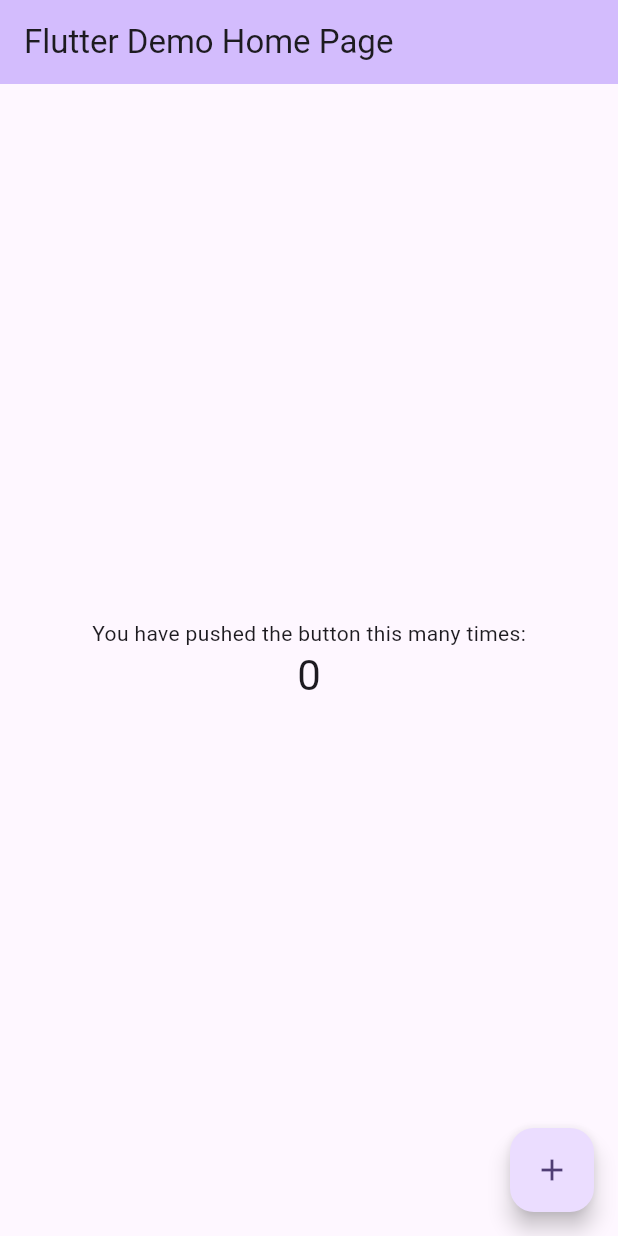
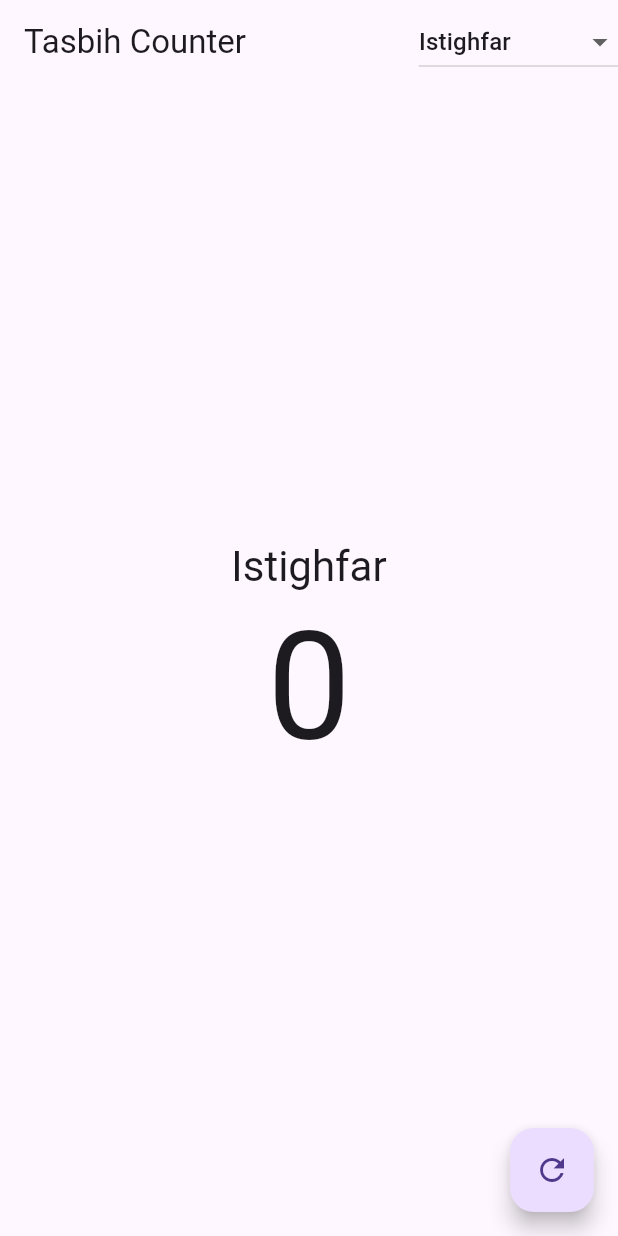
Before and after one commit to could-ai/019a50e8-a283-7d7f-a617-c2dff59c57cb, a Flutter app: the screen it shows after launch, on a phone screen of 412 x 824 dp. Run offline on Flutter 3.47's test engine with Material 3 defaults, Android fonts, the phone set to English and light mode, and no system bars.

Commit message:
I have updated the main.dart file to launch the new TasbihScreen as the home screen of the application. The default counter app has been removed, and the app's title and theme have been updated to better suit the Tasbih app's purpose. This provides a clean entry point for the user.; I've created a new file for the Tasbih model. This class, `Tasbih`, defines the structure for our tasbih objects, containing a `name` (like 'Istighfar') and a `count`. This model will help in managing the state of each tasbih type within the application, making the code cleaner and more organized.; I have created the main screen for the Tasbih application, `TasbihScreen`. This screen allows users to select a tasbih type from a dropdown menu in the app bar. The screen displays the name of the selected tasbih and its current count. Tapping anywhere on the screen increments the counter, and a floating action button is available to reset the count to zero. This provides the core functionality requested by the user.

```diff
--- a/usr/lib/main.dart
+++ b/usr/lib/main.dart
@@ -1,4 +1,5 @@
 import 'package:flutter/material.dart';
+import 'package:couldai_user_app/tasbih_screen.dart';
 
 void main() {
   runApp(const MyApp());
@@ -7,114 +8,16 @@ void main() {
 class MyApp extends StatelessWidget {
   const MyApp({super.key});
 
-  // This widget is the root of your application.
   @override
   Widget build(BuildContext context) {
     return MaterialApp(
-      title: 'Flutter Demo',
+      title: 'Tasbih App',
       debugShowCheckedModeBanner: false,
       theme: ThemeData(
-        // This is the theme of your application.
-        //
-        // TRY THIS: Try running your application with "flutter run". You'll see
-        // the application has a purple toolbar. Then, without quitting the app,
-        // try changing the seedColor in the colorScheme below to Colors.green
-        // and then invoke "hot reload" (save your changes or press the "hot
-        // reload" button in a Flutter-supported IDE, or press "r" if you used
-        // the command line to start the app).
-        //
-        // Notice that the counter didn't reset back to zero; the application
-        // state is not lost during the reload. To reset the state, use hot
-        // restart instead.
-        //
-        // This works for code too, not just values: Most code changes can be
-        // tested with just a hot reload.
-        colorScheme: ColorScheme.fromSeed(seedColor: Colors.deepPurple),
+        primarySwatch: Colors.green,
+        visualDensity: VisualDensity.adaptivePlatformDensity,
       ),
-      home: const MyHomePage(title: 'Flutter Demo Home Page'),
+      home: const TasbihScreen(),
     );
   }
 }
-
-class MyHomePage extends StatefulWidget {
-  const MyHomePage({super.key, required this.title});
-
-  // This widget is the home page of your application. It is stateful, meaning
-  // that it has a State object (defined below) that contains fields that affect
-  // how it looks.
-
-  // This class is the configuration for the state. It holds the values (in this
-  // case the title) provided by the parent (in this case the App widget) and
-  // used by the build method of the State. Fields in a Widget subclass are
-  // always marked "final".
-
-  final String title;
-
-  @override
-  State<MyHomePage> createState() => _MyHomePageState();
-}
-
-class _MyHomePageState extends State<MyHomePage> {
-  int _counter = 0;
-
-  void _incrementCounter() {
-    setState(() {
-      // This call to setState tells the Flutter framework that something has
-      // changed in this State, which causes it to rerun the build method below
-      // so that the display can reflect the updated values. If we changed
-      // _counter without calling setState(), then the build method would not be
-      // called again, and so nothing would appear to happen.
-      _counter++;
-    });
-  }
-
-  @override
-  Widget build(BuildContext context) {
-    // This method is rerun every time setState is called, for instance as done
-    // by the _incrementCounter method above.
-    //
-    // The Flutter framework has been optimized to make rerunning build methods
-    // fast, so that you can just rebuild anything that needs updating rather
-    // than having to individually change instances of widgets.
-    return Scaffold(
-      appBar: AppBar(
-        // TRY THIS: Try changing the color here to a specific color (to
-        // Colors.amber, perhaps?) and trigger a hot reload to see the AppBar
-        // change color while the other colors stay the same.
-        backgroundColor: Theme.of(context).colorScheme.inversePrimary,
-        // Here we take the value from the MyHomePage object that was created by
-        // the App.build method, and use it to set our appbar title.
-        title: Text(widget.title),
-      ),
-      body: Center(
-        // Center is a layout widget. It takes a single child and positions it
-        // in the middle of the parent.
-        child: Column(
-          // Column is also a layout widget. It takes a list of children and
-          // arranges them vertically. By default, it sizes itself to fit its
-          // children horizontally, and tries to be as tall as its parent.
-          //
-          // Column has various properties to control how it sizes itself and
-          // how it positions its children. Here we use mainAxisAlignment to
-          // center the children vertically; the main axis here is the vertical
-          // axis because Columns are vertical (the cross axis would be
-          // horizontal).
-          //
-          // TRY THIS: Invoke "debug painting" (choose the "Toggle Debug Paint"
-          // action in the IDE, or press "p" in the console), to see the
-          // wireframe for each widget.
-          mainAxisAlignment: MainAxisAlignment.center,
-          children: <Widget>[
-            const Text('You have pushed the button this many times:'),
-            Text('$_counter', style: Theme.of(context).textTheme.headlineMedium),
-          ],
-        ),
-      ),
-      floatingActionButton: FloatingActionButton(
-        onPressed: _incrementCounter,
-        tooltip: 'Increment',
-        child: const Icon(Icons.add),
-      ), // This trailing comma makes auto-formatting nicer for build methods.
-    );
-  }
-}
--- /dev/null
+++ b/usr/lib/tasbih_model.dart
@@ -0,0 +1,6 @@
+class Tasbih {
+  String name;
+  int count;
+
+  Tasbih({required this.name, this.count = 0});
+}
--- /dev/null
+++ b/usr/lib/tasbih_screen.dart
@@ -0,0 +1,88 @@
+import 'package:flutter/material.dart';
+import 'package:couldai_user_app/tasbih_model.dart';
+
+class TasbihScreen extends StatefulWidget {
+  const TasbihScreen({super.key});
+
+  @override
+  _TasbihScreenState createState() => _TasbihScreenState();
+}
+
+class _TasbihScreenState extends State<TasbihScreen> {
+  final List<Tasbih> _tasbihList = [
+    Tasbih(name: 'Istighfar'),
+    Tasbih(name: 'Subhanallah'),
+    Tasbih(name: 'Alhamdulillah'),
+    Tasbih(name: 'Allahu Akbar'),
+    Tasbih(name: 'La ilaha illallah'),
+  ];
+  late Tasbih _selectedTasbih;
+
+  @override
+  void initState() {
+    super.initState();
+    _selectedTasbih = _tasbihList[0];
+  }
+
+  void _incrementCounter() {
+    setState(() {
+      _selectedTasbih.count++;
+    });
+  }
+
+  void _resetCounter() {
+    setState(() {
+      _selectedTasbih.count = 0;
+    });
+  }
+
+  @override
+  Widget build(BuildContext context) {
+    return Scaffold(
+      appBar: AppBar(
+        title: const Text('Tasbih Counter'),
+        actions: [
+          DropdownButton<Tasbih>(
+            value: _selectedTasbih,
+            onChanged: (Tasbih? newValue) {
+              if (newValue != null) {
+                setState(() {
+                  _selectedTasbih = newValue;
+                });
+              }
+            },
+            items: _tasbihList.map<DropdownMenuItem<Tasbih>>((Tasbih value) {
+              return DropdownMenuItem<Tasbih>(
+                value: value,
+                child: Text(value.name),
+              );
+            }).toList(),
+          ),
+        ],
+      ),
+      body: GestureDetector(
+        onTap: _incrementCounter,
+        child: Center(
+          child: Column(
+            mainAxisAlignment: MainAxisAlignment.center,
+            children: <Widget>[
+              Text(
+                _selectedTasbih.name,
+                style: Theme.of(context).textTheme.headlineMedium,
+              ),
+              Text(
+                '${_selectedTasbih.count}',
+                style: Theme.of(context).textTheme.headlineLarge?.copyWith(fontSize: 100),
+              ),
+            ],
+          ),
+        ),
+      ),
+      floatingActionButton: FloatingActionButton(
+        onPressed: _resetCounter,
+        tooltip: 'Reset',
+        child: const Icon(Icons.refresh),
+      ),
+    );
+  }
+}
```
